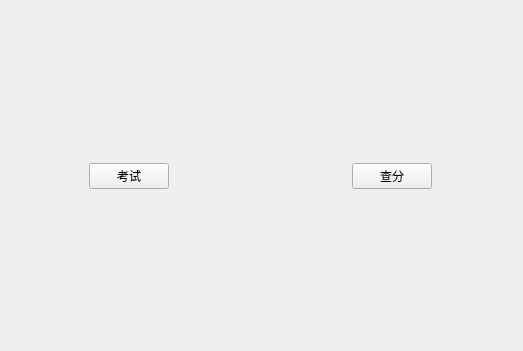
First picture: the form in teachermainform.ui, repository unconsolable/test-system, before the edit.
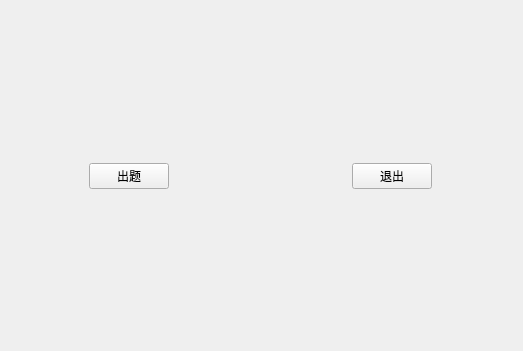
Second picture: the form after the edit.

What changed in the file:
```diff
--- a/teachermainform.ui
+++ b/teachermainform.ui
@@ -16,6 +16,18 @@
     <verstretch>0</verstretch>
    </sizepolicy>
   </property>
+  <property name="minimumSize">
+   <size>
+    <width>523</width>
+    <height>351</height>
+   </size>
+  </property>
+  <property name="maximumSize">
+   <size>
+    <width>523</width>
+    <height>351</height>
+   </size>
+  </property>
   <property name="windowTitle">
    <string>Form</string>
   </property>
@@ -71,7 +83,7 @@
     <item row="2" column="1">
      <widget class="QPushButton" name="testBtn">
       <property name="text">
-       <string>考试</string>
+       <string>出题</string>
       </property>
      </widget>
     </item>
@@ -103,8 +115,14 @@
     </item>
     <item row="2" column="4">
      <widget class="QPushButton" name="checkBtn">
+      <property name="sizePolicy">
+       <sizepolicy hsizetype="Minimum" vsizetype="Minimum">
+        <horstretch>0</horstretch>
+        <verstretch>0</verstretch>
+       </sizepolicy>
+      </property>
       <property name="text">
-       <string>查分</string>
+       <string>退出</string>
       </property>
      </widget>
     </item>
```
